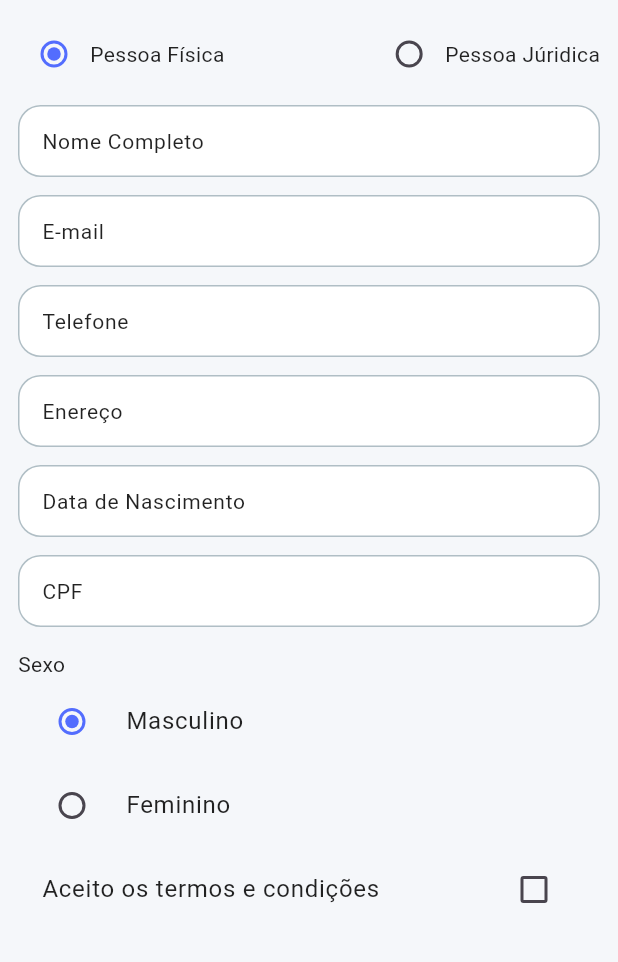
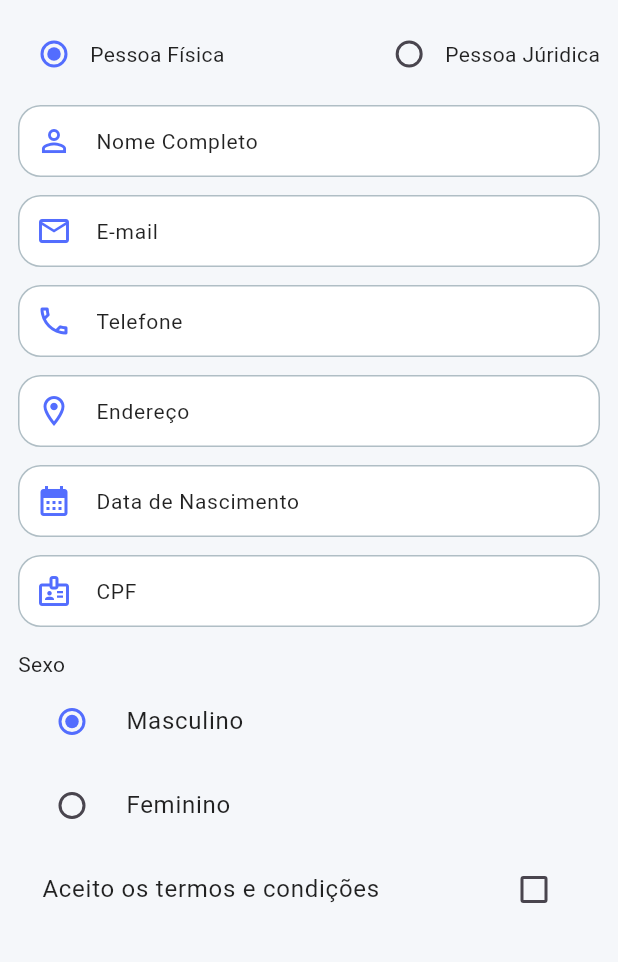
Before and after one commit to alefluciano10/curso-de-extensao-mobile-formulario, a Flutter app: the screen it shows after launch, on a phone screen of 412 x 824 dp, the part 84-1046 px from its top. Run offline on Flutter 3.47's test engine with Material 3 defaults, Android fonts, the phone set to English and light mode, and no system bars.

Commit message:
Adicionado ícones nos campos

```diff
--- a/lib/main.dart
+++ b/lib/main.dart
@@ -123,6 +123,10 @@ class _CadastroPageState extends State<CadastroPage> {
                 fillColor: Colors.white,
                 hintText: 'Nome Completo',
                 hintStyle: TextStyle(color: Colors.black87, fontSize: 14),
+                prefixIcon: Icon(
+                  Icons.person_outline,
+                  color: Colors.indigoAccent,
+                ),
 
                 border: OutlineInputBorder(
                   borderRadius: BorderRadius.circular(15),
@@ -157,6 +161,10 @@ class _CadastroPageState extends State<CadastroPage> {
                 fillColor: Colors.white,
                 hintText: 'E-mail',
                 hintStyle: TextStyle(color: Colors.black87, fontSize: 14),
+                prefixIcon: Icon(
+                  Icons.email_outlined,
+                  color: Colors.indigoAccent,
+                ),
 
                 border: OutlineInputBorder(
                   borderRadius: BorderRadius.circular(15),
@@ -191,6 +199,10 @@ class _CadastroPageState extends State<CadastroPage> {
                 fillColor: Colors.white,
                 hintText: 'Telefone',
                 hintStyle: TextStyle(color: Colors.black87, fontSize: 14),
+                prefixIcon: Icon(
+                  Icons.phone_outlined,
+                  color: Colors.indigoAccent,
+                ),
 
                 border: OutlineInputBorder(
                   borderRadius: BorderRadius.circular(15),
@@ -223,8 +235,12 @@ class _CadastroPageState extends State<CadastroPage> {
               decoration: InputDecoration(
                 filled: true,
                 fillColor: Colors.white,
-                hintText: 'Enereço',
+                hintText: 'Endereço',
                 hintStyle: TextStyle(color: Colors.black87, fontSize: 14),
+                prefixIcon: Icon(
+                  Icons.location_on_outlined,
+                  color: Colors.indigoAccent,
+                ),
 
                 border: OutlineInputBorder(
                   borderRadius: BorderRadius.circular(15),
@@ -260,6 +276,10 @@ class _CadastroPageState extends State<CadastroPage> {
                   fillColor: Colors.white,
                   hintText: 'Data de Nascimento',
                   hintStyle: TextStyle(color: Colors.black87, fontSize: 14),
+                  prefixIcon: Icon(
+                    Icons.calendar_month,
+                    color: Colors.indigoAccent,
+                  ),
 
                   border: OutlineInputBorder(
                     borderRadius: BorderRadius.circular(15),
@@ -296,6 +316,10 @@ class _CadastroPageState extends State<CadastroPage> {
                   fillColor: Colors.white,
                   hintText: 'CPF',
                   hintStyle: TextStyle(color: Colors.black87, fontSize: 14),
+                  prefixIcon: Icon(
+                    Icons.badge_outlined,
+                    color: Colors.indigoAccent,
+                  ),
 
                   border: OutlineInputBorder(
                     borderRadius: BorderRadius.circular(15),
@@ -368,6 +392,10 @@ class _CadastroPageState extends State<CadastroPage> {
                   fillColor: Colors.white,
                   hintText: 'Nome Fantasia',
                   hintStyle: TextStyle(color: Colors.black87, fontSize: 14),
+                  prefixIcon: Icon(
+                    Icons.storefront_outlined,
+                    color: Colors.indigoAccent,
+                  ),
 
                   border: OutlineInputBorder(
                     borderRadius: BorderRadius.circular(15),
@@ -404,6 +432,10 @@ class _CadastroPageState extends State<CadastroPage> {
                   fillColor: Colors.white,
                   hintText: 'CNPJ',
                   hintStyle: TextStyle(color: Colors.black87, fontSize: 14),
+                  prefixIcon: Icon(
+                    Icons.badge_outlined,
+                    color: Colors.indigoAccent,
+                  ),
 
                   border: OutlineInputBorder(
                     borderRadius: BorderRadius.circular(15),
```
